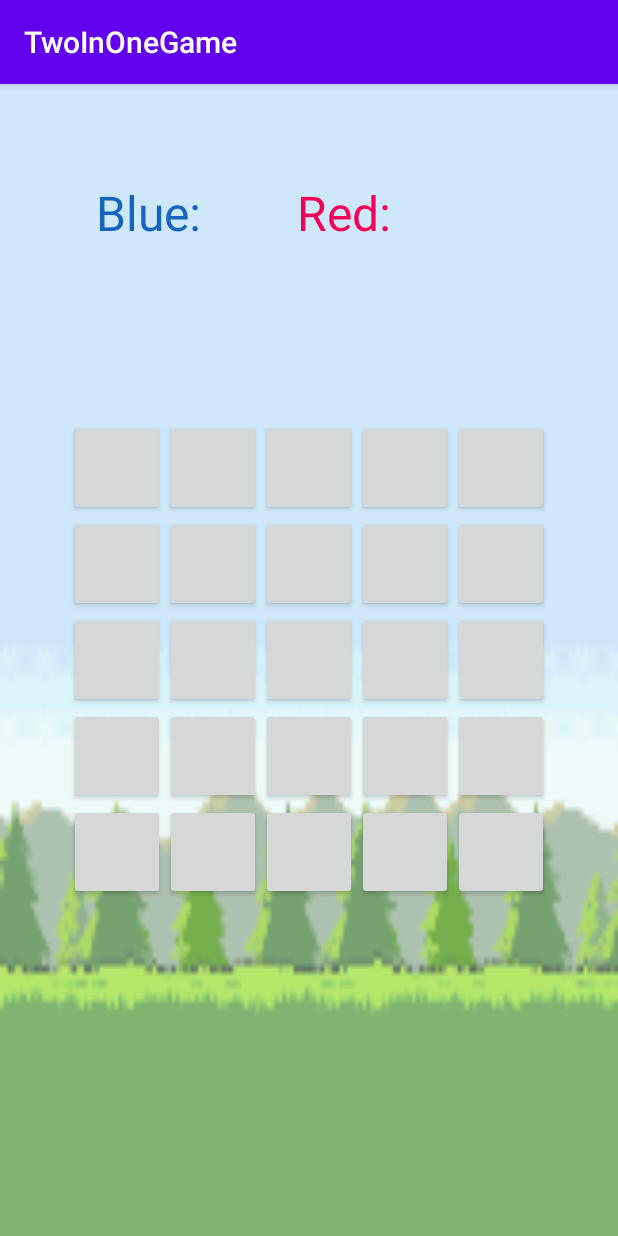
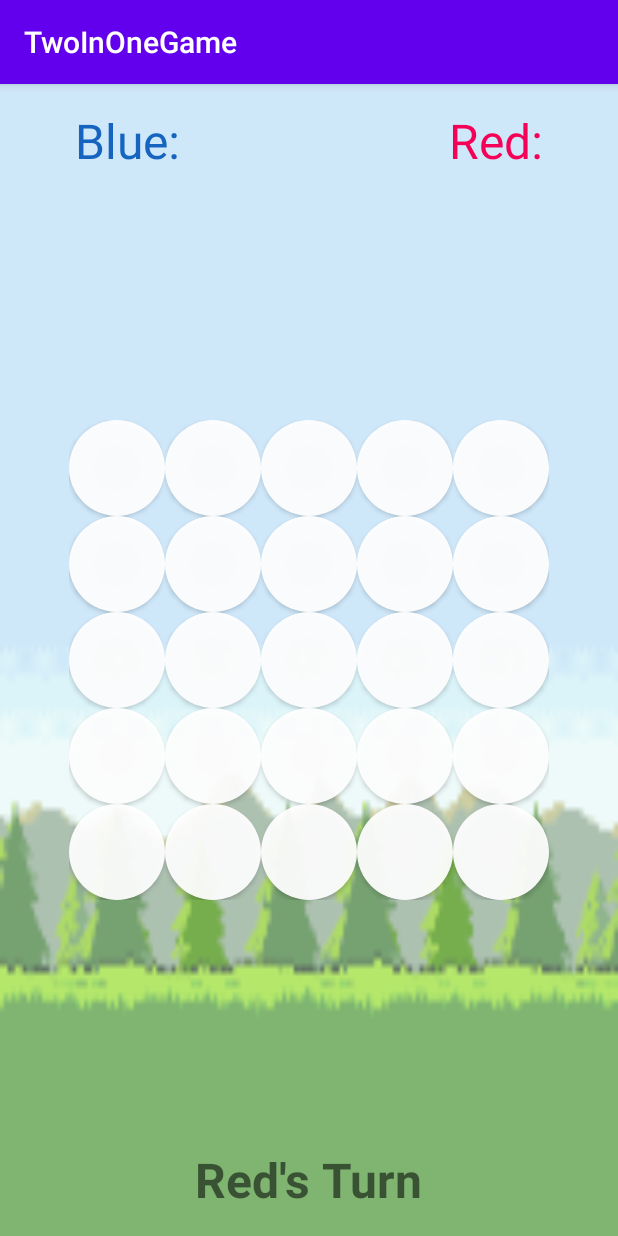
Before and after one commit to glitch-mode/TwoInOneGame, an Android app: the fragment FourInARow shown on its own in the app's theme, on a phone screen of 412 x 824 dp. Run offline under Robolectric (Android 15) with nearby library versions, the phone set to English and light mode, and no system bars.

Commit message:
four in a row needs diagonal win check.tic tac toe not completed

```diff
--- a/app/build.gradle
+++ b/app/build.gradle
@@ -6,7 +6,7 @@ android {
 
     defaultConfig {
         applicationId "com.example.twoinonegame"
-        minSdkVersion 17
+        minSdkVersion 24
         targetSdkVersion 29
         versionCode 1
         versionName "1.0"
@@ -27,6 +27,7 @@ dependencies {
     implementation 'androidx.appcompat:appcompat:1.1.0'
     implementation 'androidx.constraintlayout:constraintlayout:1.1.3'
     implementation 'androidx.legacy:legacy-support-v4:1.0.0'
+    implementation 'com.google.android.material:material:1.1.0'
     testImplementation 'junit:junit:4.12'
     androidTestImplementation 'androidx.test.ext:junit:1.1.1'
     androidTestImplementation 'androidx.test.espresso:espresso-core:3.2.0'
--- a/app/src/main/java/Fragments/FourInARow.java
+++ b/app/src/main/java/Fragments/FourInARow.java
@@ -1,30 +1,172 @@
 package Fragments;
 
+import android.graphics.Color;
+import android.os.Build;
 import android.os.Bundle;
 
+import androidx.annotation.RequiresApi;
 import androidx.fragment.app.Fragment;
 
+import android.os.Handler;
 import android.view.LayoutInflater;
 import android.view.View;
 import android.view.ViewGroup;
+import android.widget.Button;
+import android.widget.LinearLayout;
+import android.widget.TextView;
+import android.widget.Toast;
 
+import com.example.twoinonegame.Model.Player;
 import com.example.twoinonegame.R;
+import com.google.android.material.snackbar.BaseTransientBottomBar;
+import com.google.android.material.snackbar.Snackbar;
+
+import java.util.Objects;
 
 public class FourInARow extends Fragment {
 
-
+    private TextView mBlueScore, mRedScore, mTextViewTurn;
+    private Button[][] mRC;
+    private LinearLayout[] mColumn;
+    private View view;
+    private int r, c;
+    private Player[][] mPlayers;
+    private Player mTurn;
 
 
     @Override
     public void onCreate(Bundle savedInstanceState) {
         super.onCreate(savedInstanceState);
-
+        mPlayers = new Player[5][5];
+        for (int i = 0; i < 5; i++) {
+            for (int j = 0; j < 5; j++) {
+                mPlayers[i][j] = Player.EMPTY;
+            }
+        }
+        mRC = new Button[5][5];
+        mColumn = new LinearLayout[5];
+        mTurn = Player.BLUE;
     }
 
     @Override
     public View onCreateView(LayoutInflater inflater, ViewGroup container,
                              Bundle savedInstanceState) {
 
-        return inflater.inflate(R.layout.fragment_four_in_a_row, container, false);
+        view = inflater.inflate(R.layout.fragment_four_in_a_row, container, false);
+        findAllViews();
+        setOnClickListeners();
+        checkWinner();
+        return view;
+    }
+
+    public void findAllViews() {
+        mBlueScore = view.findViewById(R.id.blue_score);
+        mRedScore = view.findViewById(R.id.red_score);
+        mTextViewTurn = view.findViewById(R.id.text_view_turn);
+        mRC[0][0] = view.findViewById(R.id.r1c1);
+        mRC[0][1] = view.findViewById(R.id.r1c2);
+        mRC[0][2] = view.findViewById(R.id.r1c3);
+        mRC[0][3] = view.findViewById(R.id.r1c4);
+        mRC[0][4] = view.findViewById(R.id.r1c5);
+        mRC[1][0] = view.findViewById(R.id.r2c1);
+        mRC[1][1] = view.findViewById(R.id.r2c2);
+        mRC[1][2] = view.findViewById(R.id.r2c3);
+        mRC[1][3] = view.findViewById(R.id.r2c4);
+        mRC[1][4] = view.findViewById(R.id.r2c5);
+        mRC[2][0] = view.findViewById(R.id.r3c1);
+        mRC[2][1] = view.findViewById(R.id.r3c2);
+        mRC[2][2] = view.findViewById(R.id.r3c3);
+        mRC[2][3] = view.findViewById(R.id.r3c4);
+        mRC[2][4] = view.findViewById(R.id.r3c5);
+        mRC[3][0] = view.findViewById(R.id.r4c1);
+        mRC[3][1] = view.findViewById(R.id.r4c2);
+        mRC[3][2] = view.findViewById(R.id.r4c3);
+        mRC[3][3] = view.findViewById(R.id.r4c4);
+        mRC[3][4] = view.findViewById(R.id.r4c5);
+        mRC[4][0] = view.findViewById(R.id.r5c1);
+        mRC[4][1] = view.findViewById(R.id.r5c2);
+        mRC[4][2] = view.findViewById(R.id.r5c3);
+        mRC[4][3] = view.findViewById(R.id.r5c4);
+        mRC[4][4] = view.findViewById(R.id.r5c5);
+        mColumn[0] = view.findViewById(R.id.column_1);
+        mColumn[1] = view.findViewById(R.id.column_2);
+        mColumn[2] = view.findViewById(R.id.column_3);
+        mColumn[3] = view.findViewById(R.id.column_4);
+        mColumn[4] = view.findViewById(R.id.column_5);
+    }
+
+    @RequiresApi(api = Build.VERSION_CODES.KITKAT)
+    public void checkWinner() {
+        int win = 0, win2 = 0;
+        for (int i = 0; i < 5; i++) {
+            if (mPlayers[r][i] == mTurn) {
+                win++;
+            } else win = 0;
+            if (mPlayers[i][c] == mTurn) {
+                win2++;
+            } else win2 = 0;
+            if (win == 4 || win2 == 4) {
+                String s = mTurn.toString() + " has won!";
+                Snackbar.make(Objects.requireNonNull(getView()), s, BaseTransientBottomBar.LENGTH_LONG).show();
+                final Handler handler = new Handler();
+                handler.postDelayed(new Runnable() {
+                    @Override
+                    public void run() {
+                        reset();
+                        handler.postDelayed(this, 5000);
+                    }
+                }, 1500);
+
+            }
+        }
+        if (mTurn == Player.BLUE) {
+            mTurn = Player.RED;
+            mTextViewTurn.setText(R.string.red_s_turn);
+        } else {
+            mTurn = Player.BLUE;
+            mTextViewTurn.setText(R.string.blue_s_turn);
+        }
+    }
+
+    public void setOnClickListeners() {
+        for (int i = 0; i < 5; i++) {
+            setColumn(mColumn[i], i);
+        }
+    }
+
+    public void setColumn(View vi, final int n) {
+        vi.setOnClickListener(new View.OnClickListener() {
+            @RequiresApi(api = Build.VERSION_CODES.KITKAT)
+            @Override
+            public void onClick(View v) {
+                boolean b = false;
+                for (int i = 4; i >= 0; i--) {
+                    if (mPlayers[i][n] == Player.EMPTY) {
+                        if (mTurn == Player.BLUE) {
+                            mRC[i][n].setBackgroundResource(R.drawable.rounded_blue);
+                        } else {
+                            mRC[i][n].setBackgroundResource(R.drawable.rounded_red);
+                        }
+                        r = i;
+                        c = n;
+                        mPlayers[i][n] = mTurn;
+                        b = true;
+                        break;
+                    }
+                }
+                if (!b) {
+                    Snackbar.make(Objects.requireNonNull(getView()), "This column is full!", Snackbar.LENGTH_SHORT).show();
+                } else checkWinner();
+            }
+        });
+    }
+
+    public void reset() {
+        for (int i = 0; i < 5; i++) {
+            for (int j = 0; j < 5; j++) {
+                mPlayers[i][j] = Player.EMPTY;
+                mRC[i][j].setBackgroundResource(R.drawable.rounded_button);
+            }
+        }
     }
 }
--- /dev/null
+++ b/app/src/main/java/com/example/twoinonegame/Model/Player.java
@@ -0,0 +1,5 @@
+package com.example.twoinonegame.Model;
+
+public enum Player {
+    RED,BLUE,EMPTY
+}
--- /dev/null
+++ b/app/src/main/res/drawable/rounded_blue.xml
@@ -0,0 +1,10 @@
+<?xml version="1.0" encoding="utf-8"?>
+<shape xmlns:android="http://schemas.android.com/apk/res/android"
+    android:shape="rectangle">
+    <corners
+        android:bottomLeftRadius="32dp"
+        android:bottomRightRadius="32dp"
+        android:topLeftRadius="32dp"
+        android:topRightRadius="32dp" />
+    <solid android:color="@color/blue" />
+</shape>
--- /dev/null
+++ b/app/src/main/res/drawable/rounded_button.xml
@@ -0,0 +1,10 @@
+<?xml version="1.0" encoding="utf-8"?>
+<shape xmlns:android="http://schemas.android.com/apk/res/android"
+    android:shape="rectangle">
+    <corners
+        android:bottomLeftRadius="32dp"
+        android:bottomRightRadius="32dp"
+        android:topLeftRadius="32dp"
+        android:topRightRadius="32dp" />
+    <solid android:color="#eeffffff" />
+</shape>
--- /dev/null
+++ b/app/src/main/res/drawable/rounded_red.xml
@@ -0,0 +1,10 @@
+<?xml version="1.0" encoding="utf-8"?>
+<shape xmlns:android="http://schemas.android.com/apk/res/android"
+    android:shape="rectangle">
+    <corners
+        android:bottomLeftRadius="32dp"
+        android:bottomRightRadius="32dp"
+        android:topLeftRadius="32dp"
+        android:topRightRadius="32dp" />
+    <solid android:color="@color/red" />
+</shape>
--- a/app/src/main/res/layout/fragment_four_in_a_row.xml
+++ b/app/src/main/res/layout/fragment_four_in_a_row.xml
@@ -10,36 +10,40 @@
         android:layout_gravity="center"
         android:background="@mipmap/four_in_a_row_2_foreground"
         android:gravity="center"
-        android:orientation="vertical">
+        android:orientation="horizontal">
 
-        <LinearLayout style="@style/linears">
+        <LinearLayout
+            style="@style/linears"
+            android:id="@+id/column_1">
 
             <Button
                 android:id="@+id/r1c1"
                 style="@style/buttons" />
 
             <Button
-                android:id="@+id/r1c2"
+                android:id="@+id/r2c1"
                 style="@style/buttons" />
 
             <Button
-                android:id="@+id/r1c3"
+                android:id="@+id/r3c1"
                 style="@style/buttons" />
 
             <Button
-                android:id="@+id/r1c4"
+                android:id="@+id/r4c1"
                 style="@style/buttons" />
 
             <Button
-                android:id="@+id/r1c5"
+                android:id="@+id/r5c1"
                 style="@style/buttons" />
 
         </LinearLayout>
 
-        <LinearLayout style="@style/linears">
+        <LinearLayout
+            style="@style/linears"
+            android:id="@+id/column_2">
 
             <Button
-                android:id="@+id/r2c1"
+                android:id="@+id/r1c2"
                 style="@style/buttons" />
 
             <Button
@@ -47,7 +51,47 @@
                 style="@style/buttons" />
 
             <Button
+                android:id="@+id/r3c2"
+                style="@style/buttons" />
+
+            <Button
+                android:id="@+id/r4c2"
+                style="@style/buttons" />
+
+            <Button
+                android:id="@+id/r5c2"
+                style="@style/buttons" />
+
+        </LinearLayout>
+
+        <LinearLayout style="@style/linears" android:id="@+id/column_3">
+
+            <Button
+                android:id="@+id/r1c3"
+                style="@style/buttons" />
+
+            <Button
                 android:id="@+id/r2c3"
+                style="@style/buttons" />
+
+            <Button
+                android:id="@+id/r3c3"
+                style="@style/buttons" />
+
+            <Button
+                android:id="@+id/r4c3"
+                style="@style/buttons" />
+
+            <Button
+                android:id="@+id/r5c3"
+                style="@style/buttons" />
+
+        </LinearLayout>
+
+        <LinearLayout style="@style/linears" android:id="@+id/column_4">
+
+            <Button
+                android:id="@+id/r1c4"
                 style="@style/buttons" />
 
             <Button
@@ -55,47 +99,7 @@
                 style="@style/buttons" />
 
             <Button
-                android:id="@+id/r2c5"
-                style="@style/buttons" />
-
-        </LinearLayout>
-
-        <LinearLayout style="@style/linears">
-
-            <Button
-                android:id="@+id/r3c1"
-                style="@style/buttons" />
-
-            <Button
-                android:id="@+id/r3c2"
-                style="@style/buttons" />
-
-            <Button
-                android:id="@+id/r3c3"
-                style="@style/buttons" />
-
-            <Button
                 android:id="@+id/r3c4"
-                style="@style/buttons" />
-
-            <Button
-                android:id="@+id/r3c5"
-                style="@style/buttons" />
-
-        </LinearLayout>
-
-        <LinearLayout style="@style/linears">
-
-            <Button
-                android:id="@+id/r4c1"
-                style="@style/buttons" />
-
-            <Button
-                android:id="@+id/r4c2"
-                style="@style/buttons" />
-
-            <Button
-                android:id="@+id/r4c3"
                 style="@style/buttons" />
 
             <Button
@@ -103,27 +107,27 @@
                 style="@style/buttons" />
 
             <Button
-                android:id="@+id/r4c5"
+                android:id="@+id/r5c4"
                 style="@style/buttons" />
 
         </LinearLayout>
 
-        <LinearLayout style="@style/linears">
+        <LinearLayout style="@style/linears" android:id="@+id/column_5">
 
             <Button
-                android:id="@+id/r5c1"
+                android:id="@+id/r1c5"
                 style="@style/buttons" />
 
             <Button
-                android:id="@+id/r5c2"
+                android:id="@+id/r2c5"
                 style="@style/buttons" />
 
             <Button
-                android:id="@+id/r5c3"
+                android:id="@+id/r3c5"
                 style="@style/buttons" />
 
             <Button
-                android:id="@+id/r5c4"
+                android:id="@+id/r4c5"
                 style="@style/buttons" />
 
             <Button
@@ -135,11 +139,17 @@
 
     </LinearLayout>
 
+    <RelativeLayout
+        android:layout_width="match_parent"
+        android:layout_height="match_parent"
+        android:layout_marginLeft="50dp"
+        android:layout_marginTop="16dp"
+        android:layout_marginRight="50dp">
+
         <TextView
             android:id="@+id/blue_score"
             android:layout_width="wrap_content"
             android:layout_height="wrap_content"
-        android:layout_marginTop="64dp"
             android:layout_toEndOf="@id/blue_text"
             android:textColor="@color/blue"
             android:textSize="32sp"
@@ -149,9 +159,7 @@
             android:id="@+id/red_text"
             android:layout_width="wrap_content"
             android:layout_height="wrap_content"
-        android:layout_marginStart="64dp"
-        android:layout_marginTop="64dp"
-        android:layout_toEndOf="@+id/blue_score"
+            android:layout_toStartOf="@+id/red_score"
             android:text="@string/red"
             android:textColor="@color/red"
             android:textSize="32sp" />
@@ -160,8 +168,7 @@
             android:id="@+id/red_score"
             android:layout_width="wrap_content"
             android:layout_height="wrap_content"
-        android:layout_marginTop="64dp"
-        android:layout_toEndOf="@id/red_text"
+            android:layout_alignParentEnd="true"
             android:textColor="@color/red"
             android:textSize="32sp"
             tools:text="10" />
@@ -171,10 +178,22 @@
             android:id="@+id/blue_text"
             android:layout_width="wrap_content"
             android:layout_height="wrap_content"
-        android:layout_marginStart="64dp"
-        android:layout_marginTop="64dp"
+            android:layout_alignParentStart="true"
             android:text="@string/blue"
             android:textColor="@color/blue"
             android:textSize="32sp" />
 
+        <TextView
+            android:id="@+id/text_view_turn"
+            android:layout_width="wrap_content"
+            android:layout_height="wrap_content"
+            android:layout_alignParentBottom="true"
+            android:layout_centerHorizontal="true"
+            android:textSize="32sp"
+            android:layout_margin="16dp"
+            android:textStyle="bold"
+            tools:text="hiiiiiiiiiiiiiii"/>
+
     </RelativeLayout>
+
+</RelativeLayout>
--- a/app/src/main/res/values/strings.xml
+++ b/app/src/main/res/values/strings.xml
@@ -8,4 +8,6 @@
     <string name="score_text_view">Score:</string>
     <string name="blue">Blue: </string>
     <string name="red">Red: </string>
+    <string name="red_s_turn">Red\'s Turn</string>
+    <string name="blue_s_turn">Blue\'s Turn</string>
 </resources>
--- a/app/src/main/res/values/styles.xml
+++ b/app/src/main/res/values/styles.xml
@@ -10,12 +10,15 @@
     <style name="buttons" parent="AppTheme">
         <item name="android:layout_width">64dp</item>
         <item name="android:layout_height">64dp</item>
+        <item name="android:clickable">false</item>
+        <item name="android:background">@drawable/rounded_button</item>
     </style>
 
     <style name="linears" parent="AppTheme">
         <item name="android:layout_height">wrap_content</item>
         <item name="android:layout_width">wrap_content</item>
-        <item name="android:orientation">horizontal</item>
+        <item name="android:clickable">true</item>
+        <item name="android:orientation">vertical</item>
     </style>
 
     <style name="scores_blue" parent="AppTheme">
```
Also changed, not shown: app/src/main/java/com/example/twoinonegame/Controller/MainActivity.java (+35 -1 lines), app/src/main/res/layout/activity_main.xml (+4 -3 lines), app/src/main/res/layout/fragment_tic_tac_toe.xml (+5 -9 lines). Lines whose indentation alone changed are shown as unchanged.
